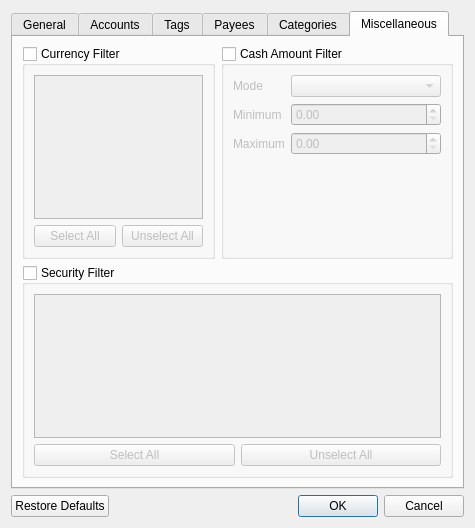
This is src/views/ui_files/forms/transaction_filter_form.ui in JakubFranek/Kapytal as Qt 5 draws it before an edit. The edited form follows.
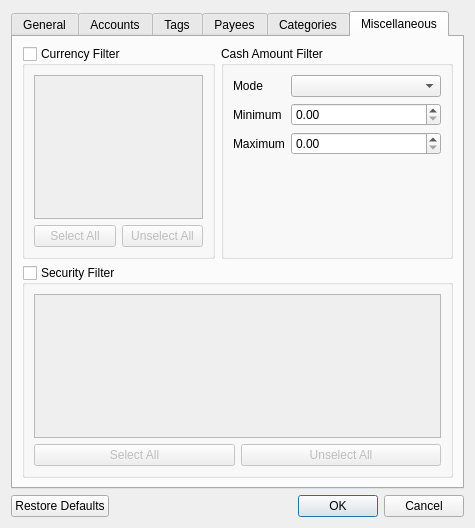
This is the edited form. The open tabs and pages were chosen to show the change.

```diff
--- a/src/views/ui_files/forms/transaction_filter_form.ui
+++ b/src/views/ui_files/forms/transaction_filter_form.ui
@@ -711,7 +711,7 @@
             <string>Cash Amount Filter</string>
            </property>
            <property name="checkable">
-            <bool>true</bool>
+            <bool>false</bool>
            </property>
            <property name="checked">
             <bool>false</bool>
```
